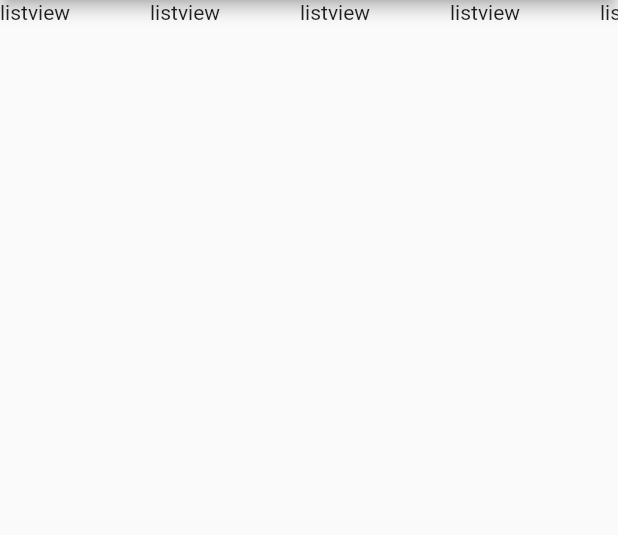
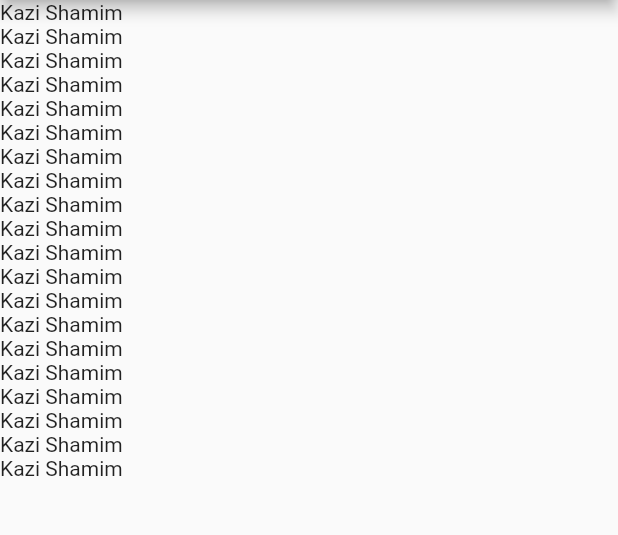
Before and after one commit to kazishamim71/assignment03, a Flutter app: the HorizontalListView screen opened directly, on a phone screen of 412 x 824 dp, the part 84-619 px from its top. Run offline on Flutter 3.47's test engine with Material 2 defaults, Android fonts, the light colour scheme and no system bars; network calls fail.

Commit message:
added listview builder

```diff
--- a/lib/main.dart
+++ b/lib/main.dart
@@ -135,104 +135,13 @@ class HorizontalListView extends StatelessWidget {
           ],
         ),
       ),),
-      body: ListView(
-        scrollDirection: Axis.horizontal,
-        children: [
-          SizedBox(
-            width: 100,
-            height: 50,
-            child: Text('listview'),
-          ),
-          SizedBox(
-            width: 100,
-            height: 50,
-            child: Text('listview'),
-          ),
-          SizedBox(
-            width: 100,
-            height: 50,
-            child: Text('listview'),
-          ),
-          SizedBox(
-            width: 100,
-            height: 50,
-            child: Text('listview'),
-          ),
-          SizedBox(
-            width: 100,
-            height: 50,
-            child: Text('listview'),
-          ),SizedBox(
-            width: 100,
-            height: 50,
-            child: Text('listview'),
-          ),SizedBox(
-            width: 100,
-            height: 50,
-            child: Text('listview'),
-          ),SizedBox(
-            width: 100,
-            height: 50,
-            child: Text('listview'),
-          ),SizedBox(
-            width: 100,
-            height: 50,
-            child: Text('listview'),
-          ),SizedBox(
-            width: 100,
-            height: 50,
-            child: Text('listview'),
-          ),SizedBox(
-            width: 100,
-            height: 50,
-            child: Text('listview'),
-          ),SizedBox(
-            width: 100,
-            height: 50,
-            child: Text('listview'),
-          ),SizedBox(
-            width: 100,
-            height: 50,
-            child: Text('listview'),
-          ),SizedBox(
-            width: 100,
-            height: 50,
-            child: Text('listview'),
-          ),SizedBox(
-            width: 100,
-            height: 50,
-            child: Text('listview'),
-          ),SizedBox(
-            width: 100,
-            height: 50,
-            child: Text('listview'),
-          ),SizedBox(
-            width: 100,
-            height: 50,
-            child: Text('listview'),
-          ),SizedBox(
-            width: 100,
-            height: 50,
-            child: Text('listview'),
-          ),SizedBox(
-            width: 100,
-            height: 50,
-            child: Text('listview'),
-          ),SizedBox(
-            width: 100,
-            height: 50,
-            child: Text('listview'),
-          ),SizedBox(
-            width: 100,
-            height: 50,
-            child: Text('listview'),
-          ),SizedBox(
-            width: 100,
-            height: 50,
-            child: Text('listview'),
-          ),
+      body: ListView.builder(
+        itemCount: 20,
+          itemBuilder: (context, index){
+            return Text('Kazi Shamim');
 
-        ],
+      }
+
       ),
     );
   }
```
